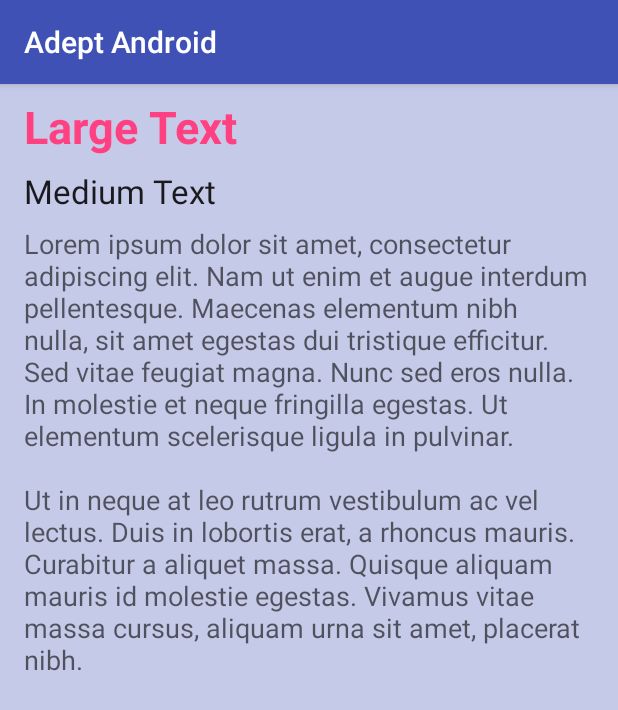
After one commit to adavis/adept-android, an Android app: the BookActivity screen opened directly, with no data from a screen before it, on a phone screen of 412 x 824 dp. The commit adds this screen. Shown: the top 710 px of the screen. Run offline under Robolectric (Android 15) with nearby library versions, the phone set to English and light mode, and no system bars; our stand-ins replace ButterKnife, Timber; 2 statements that could not run were skipped.

Commit message:
[+] Adds Support For Additional GET Calls
* Created a new activity to display a single book’s info
* Updated the BooksActivity to have a callback for when a book was
clicked in the list
* Created a callback interface in the BooksAdapter
* Added 2 additional GET requests to the BookService
* Added the id field to the Book class
* Upgraded to 2.1.0 of the Android Gradle Plugin

```diff
--- /dev/null
+++ b/app/src/main/java/info/adavis/adeptandroid/book/BookActivity.java
@@ -0,0 +1,57 @@
+package info.adavis.adeptandroid.book;
+
+import android.os.Bundle;
+import android.support.v7.app.AppCompatActivity;
+import android.support.v7.widget.Toolbar;
+import android.widget.TextView;
+import android.widget.Toast;
+
+import butterknife.Bind;
+import butterknife.ButterKnife;
+import info.adavis.adeptandroid.R;
+import info.adavis.adeptandroid.di.Injector;
+import info.adavis.adeptandroid.models.Book;
+
+public class BookActivity extends AppCompatActivity implements BookContract.View
+{
+    public static final String EXTRA_BOOK_ID = "EXTRA_BOOK_ID";
+
+    @Bind( R.id.titleText )
+    TextView titleText;
+
+    @Bind( R.id.authorText )
+    TextView authorText;
+
+    @Override
+    protected void onCreate (Bundle savedInstanceState)
+    {
+        super.onCreate( savedInstanceState );
+        setContentView( R.layout.activity_book );
+
+        ButterKnife.bind( this );
+
+        BookPresenter bookPresenter = new BookPresenter( this, Injector.provideBookService() );
+        bookPresenter.retrieveBook(getIntent().getLongExtra(EXTRA_BOOK_ID, 1));
+
+        configureLayout();
+    }
+
+    @Override
+    public void showBook (Book book)
+    {
+        titleText.setText( book.getTitle() );
+        authorText.setText( book.getAuthor() );
+    }
+
+    @Override
+    public void showErrorMessage ()
+    {
+        Toast.makeText( this, R.string.book_loading_unsuccessful, Toast.LENGTH_SHORT).show();
+    }
+
+    private void configureLayout ()
+    {
+        setSupportActionBar( (Toolbar) ButterKnife.findById( this, R.id.toolbar ) );
+    }
+
+}
--- /dev/null
+++ b/app/src/main/java/info/adavis/adeptandroid/book/BookContract.java
@@ -0,0 +1,17 @@
+package info.adavis.adeptandroid.book;
+
+import info.adavis.adeptandroid.models.Book;
+
+/**
+ * The contract between the view and presenter
+ */
+public interface BookContract
+{
+    interface View
+    {
+        void showErrorMessage ();
+
+        void showBook (Book book);
+    }
+
+}
--- /dev/null
+++ b/app/src/main/java/info/adavis/adeptandroid/book/BookPresenter.java
@@ -0,0 +1,44 @@
+package info.adavis.adeptandroid.book;
+
+import info.adavis.adeptandroid.data.BookService;
+import info.adavis.adeptandroid.models.Book;
+import retrofit2.Call;
+import retrofit2.Callback;
+import retrofit2.Response;
+import timber.log.Timber;
+
+public class BookPresenter
+{
+    private final BookContract.View bookView;
+    private final BookService service;
+
+    public BookPresenter (BookContract.View bookView, BookService service)
+    {
+        this.bookView = bookView;
+        this.service = service;
+    }
+
+    public void retrieveBook (long id)
+    {
+        service.getBook( id ).enqueue( new Callback<Book>()
+        {
+            @Override
+            public void onResponse (Call<Book> call, Response<Book> response)
+            {
+                if ( response.isSuccessful() )
+                {
+                    bookView.showBook( response.body() );
+                    Timber.i( "Book data was loaded from API." );
+                }
+            }
+
+            @Override
+            public void onFailure (Call<Book> call, Throwable t)
+            {
+                bookView.showErrorMessage();
+                Timber.e( t, "Unable to load the book data from API." );
+            }
+        } );
+    }
+
+}
--- a/app/src/main/java/info/adavis/adeptandroid/books/BooksPresenter.java
+++ b/app/src/main/java/info/adavis/adeptandroid/books/BooksPresenter.java
@@ -2,6 +2,7 @@ package info.adavis.adeptandroid.books;
 
 import java.util.List;
 
+import info.adavis.adeptandroid.data.BookService;
 import info.adavis.adeptandroid.models.Book;
 import retrofit2.Call;
 import retrofit2.Callback;
--- /dev/null
+++ b/app/src/main/java/info/adavis/adeptandroid/data/BookService.java
@@ -0,0 +1,24 @@
+package info.adavis.adeptandroid.data;
+
+import java.util.List;
+
+import info.adavis.adeptandroid.models.Book;
+import retrofit2.Call;
+import retrofit2.http.GET;
+import retrofit2.http.Path;
+import retrofit2.http.Query;
+
+/**
+ * @author Annyce Davis
+ */
+public interface BookService
+{
+    @GET( "books" )
+    Call<List<Book>> getBooks();
+
+    @GET( "books" )
+    Call<List<Book>> search( @Query( "q" ) String query );
+
+    @GET( "books/{id}" )
+    Call<Book> getBook( @Path( "id" ) Long id );
+}
--- a/app/src/main/java/info/adavis/adeptandroid/di/Injector.java
+++ b/app/src/main/java/info/adavis/adeptandroid/di/Injector.java
@@ -1,7 +1,7 @@
 package info.adavis.adeptandroid.di;
 
 import info.adavis.adeptandroid.Constants;
-import info.adavis.adeptandroid.books.BookService;
+import info.adavis.adeptandroid.data.BookService;
 import retrofit2.Retrofit;
 import retrofit2.converter.gson.GsonConverterFactory;
 
--- a/app/src/main/java/info/adavis/adeptandroid/models/Book.java
+++ b/app/src/main/java/info/adavis/adeptandroid/models/Book.java
@@ -3,12 +3,17 @@ package info.adavis.adeptandroid.models;
 
 public class Book {
 
+    long id;
     String title;
     String author;
     String bookUrl;
     String imageUrl;
     String displayDate;
     int numberOfPages;
+
+    public long getId() {
+        return id;
+    }
 
     public String getTitle() {
         return title;
--- /dev/null
+++ b/app/src/main/res/layout/activity_book.xml
@@ -0,0 +1,54 @@
+<?xml version="1.0" encoding="utf-8"?>
+<android.support.design.widget.CoordinatorLayout
+    xmlns:android="http://schemas.android.com/apk/res/android"
+    xmlns:tools="http://schemas.android.com/tools"
+    xmlns:app="http://schemas.android.com/apk/res-auto"
+    android:layout_width="match_parent"
+    android:layout_height="match_parent"
+    android:fitsSystemWindows="true"
+    tools:context=".book.BookActivity">
+
+    <include layout="@layout/toolbar"/>
+
+    <LinearLayout
+        android:orientation="vertical"
+        android:layout_width="match_parent"
+        android:layout_height="match_parent"
+        android:background="@color/indigo_100"
+        app:layout_behavior="@string/appbar_scrolling_view_behavior">
+
+        <TextView
+            android:id="@+id/titleText"
+            android:layout_width="match_parent"
+            android:layout_height="wrap_content"
+            android:layout_marginTop="8dp"
+            android:layout_marginBottom="8dp"
+            android:text="Large Text"
+            android:textSize="30sp"
+            android:textColor="@color/colorAccent"
+            android:textStyle="bold"
+            android:paddingLeft="@dimen/small_margin"
+            android:paddingRight="@dimen/small_margin"/>
+
+        <TextView
+            android:id="@+id/authorText"
+            android:layout_width="match_parent"
+            android:layout_height="wrap_content"
+            android:textAppearance="?android:attr/textAppearanceLarge"
+            android:layout_marginBottom="8dp"
+            android:text="Medium Text"
+            android:paddingLeft="@dimen/small_margin"
+            android:paddingRight="@dimen/small_margin"/>
+
+        <TextView
+            android:id="@+id/descriptionText"
+            android:layout_width="match_parent"
+            android:layout_height="wrap_content"
+            android:textAppearance="?android:attr/textAppearanceMedium"
+            android:text="@string/lorem_ipsum"
+            android:paddingLeft="@dimen/small_margin"
+            android:paddingRight="@dimen/small_margin"/>
+
+    </LinearLayout>
+
+</android.support.design.widget.CoordinatorLayout>
--- a/app/src/main/res/layout/content_main.xml
+++ b/app/src/main/res/layout/content_main.xml
@@ -12,7 +12,7 @@
     android:background="@color/indigo_100"
     app:layout_behavior="@string/appbar_scrolling_view_behavior"
     tools:showIn="@layout/activity_main"
-    tools:context=".MainActivity">
+    tools:context=".books.BooksActivity">
 
     <android.support.v7.widget.RecyclerView
         android:id="@+id/recyclerView"
--- /dev/null
+++ b/app/src/main/res/layout/toolbar.xml
@@ -0,0 +1,19 @@
+<?xml version="1.0" encoding="utf-8"?>
+<android.support.design.widget.AppBarLayout
+    xmlns:app="http://schemas.android.com/apk/res-auto"
+    xmlns:tools="http://schemas.android.com/tools"
+    xmlns:android="http://schemas.android.com/apk/res/android"
+    android:layout_height="wrap_content"
+    android:layout_width="match_parent"
+    android:theme="@style/AppTheme.AppBarOverlay"
+    tools:showIn="@layout/activity_book">
+
+    <android.support.v7.widget.Toolbar
+        android:id="@+id/toolbar"
+        android:layout_width="match_parent"
+        android:layout_height="?attr/actionBarSize"
+        android:background="?attr/colorPrimary"
+        android:theme="@style/AppTheme.AppBarOverlay"
+        app:popupTheme="@style/AppTheme.PopupOverlay"/>
+
+</android.support.design.widget.AppBarLayout>
--- a/app/src/main/res/values/dimens.xml
+++ b/app/src/main/res/values/dimens.xml
@@ -8,4 +8,5 @@
     <dimen name="item_padding">4dp</dimen>
     <dimen name="thumb_width">80dp</dimen>
     <dimen name="thumb_height">108dp</dimen>
+    <dimen name="small_margin">16dp</dimen>
 </resources>
--- a/app/src/main/res/values/strings.xml
+++ b/app/src/main/res/values/strings.xml
@@ -3,4 +3,11 @@
     <string name="thumbnail_image">thumbnail</string>
     <string name="pages_label">%d pages</string>
     <string name="books_loading_unsuccessful">Unable to load the books.</string>
+    <string name="book_loading_unsuccessful">Unable to load the book</string>
+    <string name="lorem_ipsum">Lorem ipsum dolor sit amet, consectetur adipiscing elit. Nam ut enim et augue interdum pellentesque.
+        Maecenas elementum nibh nulla, sit amet egestas dui tristique efficitur. Sed vitae feugiat magna. Nunc sed eros nulla.
+        In molestie et neque fringilla egestas. Ut elementum scelerisque ligula in pulvinar.\n\nUt in neque at
+        leo rutrum vestibulum ac vel lectus. Duis in lobortis erat, a rhoncus mauris.
+        Curabitur a aliquet massa. Quisque aliquam mauris id molestie egestas.
+        Vivamus vitae massa cursus, aliquam urna sit amet, placerat nibh.</string>
 </resources>
--- a/build.gradle
+++ b/build.gradle
@@ -5,7 +5,7 @@ buildscript {
         jcenter()
     }
     dependencies {
-        classpath 'com.android.tools.build:gradle:2.0.0'
+        classpath 'com.android.tools.build:gradle:2.1.0'
 
         // NOTE: Do not place your application dependencies here; they belong
         // in the individual module build.gradle files
```
Also changed, not shown: app/src/main/AndroidManifest.xml (+7 -0 lines), app/src/main/java/info/adavis/adeptandroid/books/BookService.java (deleted, +0 -16 lines), app/src/main/java/info/adavis/adeptandroid/books/BooksActivity.java (+20 -3 lines), app/src/main/java/info/adavis/adeptandroid/books/BooksAdapter.java (+27 -5 lines), app/src/main/res/layout/activity_main.xml (+2 -18 lines).
